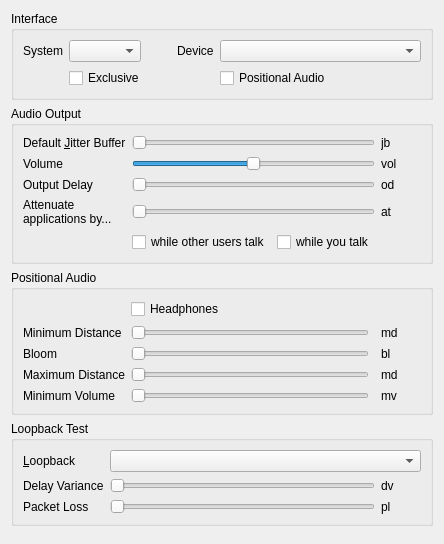
mumble-voip/mumble, file src/mumble/AudioOutput.ui: the form before one commit.
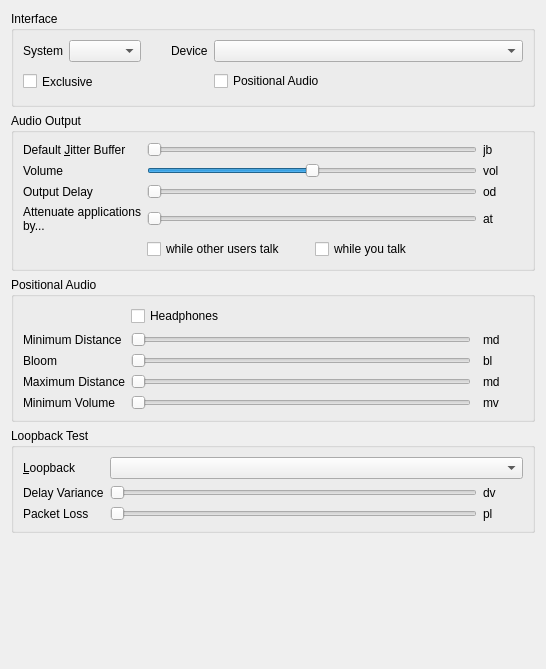
The form after the commit.

Diff of the .ui file:
```diff
--- a/src/mumble/AudioOutput.ui
+++ b/src/mumble/AudioOutput.ui
@@ -6,8 +6,8 @@
    <rect>
     <x>0</x>
     <y>0</y>
-    <width>435</width>
-    <height>544</height>
+    <width>546</width>
+    <height>669</height>
    </rect>
   </property>
   <property name="windowTitle">
@@ -94,8 +94,17 @@
         </property>
        </widget>
       </item>
-      <item row="1" column="1" colspan="2">
+      <item row="1" column="0" colspan="2">
        <widget class="QCheckBox" name="qcbExclusive">
+        <property name="enabled">
+         <bool>true</bool>
+        </property>
+        <property name="minimumSize">
+         <size>
+          <width>0</width>
+          <height>27</height>
+         </size>
+        </property>
         <property name="toolTip">
          <string>Exclusive mode, not recommended.</string>
         </property>
```
Left out of the diff: 78 changed lines with no effect on the pictures.
